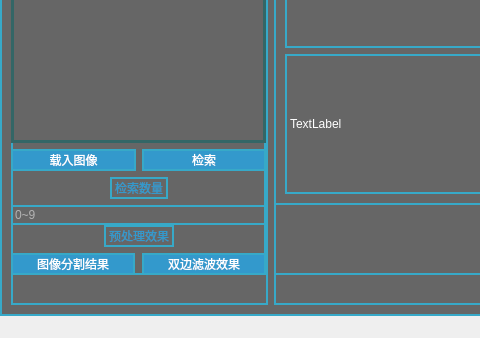
Above: G_P/mainwindow.ui from inkcherry/image-retrieval before the change; both pictures show x 0 to 480 and y 314 to 652 of the 1140 by 652 pixel window. Below: the same form after it.
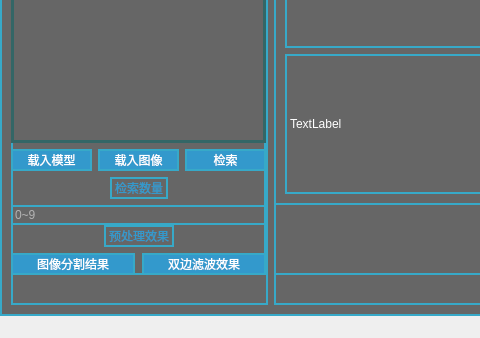
That is the form after the change.

```diff
--- a/G_P/mainwindow.ui
+++ b/G_P/mainwindow.ui
@@ -130,6 +130,17 @@
             </item>
             <item>
              <layout class="QHBoxLayout" name="input_button_2">
+              <item>
+               <widget class="QPushButton" name="input_image_button_2">
+                <property name="styleSheet">
+                 <string notr="true">background-color: rgb(51, 153, 204);
+background-color: rgb(51, 153, 204);</string>
+                </property>
+                <property name="text">
+                 <string>载入模型</string>
+                </property>
+               </widget>
+              </item>
               <item>
                <widget class="QPushButton" name="input_image_button">
                 <property name="styleSheet">
```
